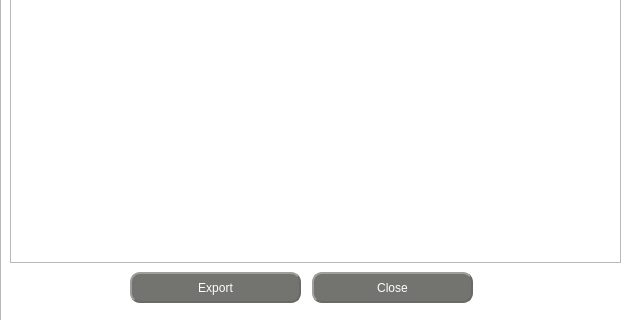
Before: the Qt Designer form source/statistics.ui in sophieham/Glybook, drawn with Qt 5; both pictures show x 0 to 627 and y 208 to 528 of the 627 by 528 pixel window.
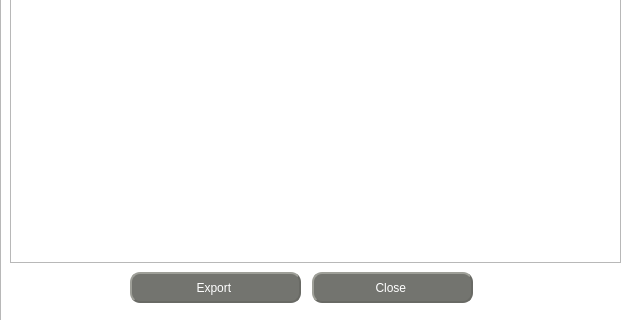
After: the same form once the commit is applied. Icons and pictures are not drawn.

```diff
--- a/source/statistics.ui
+++ b/source/statistics.ui
@@ -135,8 +135,21 @@
      <pointsize>9</pointsize>
     </font>
    </property>
+   <property name="layoutDirection">
+    <enum>Qt::RightToLeft</enum>
+   </property>
    <property name="text">
-    <string>Close</string>
+    <string>Close </string>
+   </property>
+   <property name="icon">
+    <iconset resource="resource.qrc">
+     <normaloff>:/icons/close.png</normaloff>:/icons/close.png</iconset>
+   </property>
+   <property name="iconSize">
+    <size>
+     <width>16</width>
+     <height>16</height>
+    </size>
    </property>
   </widget>
   <widget class="QPushButton" name="exportButton">
@@ -153,8 +166,15 @@
      <pointsize>9</pointsize>
     </font>
    </property>
+   <property name="layoutDirection">
+    <enum>Qt::RightToLeft</enum>
+   </property>
    <property name="text">
-    <string>Export</string>
+    <string>Export </string>
+   </property>
+   <property name="icon">
+    <iconset resource="resource.qrc">
+     <normaloff>:/icons/download.png</normaloff>:/icons/download.png</iconset>
    </property>
   </widget>
   <widget class="QComboBox" name="comboBox">
```
Left out of the diff: 22 changed lines with no effect on the pictures.
